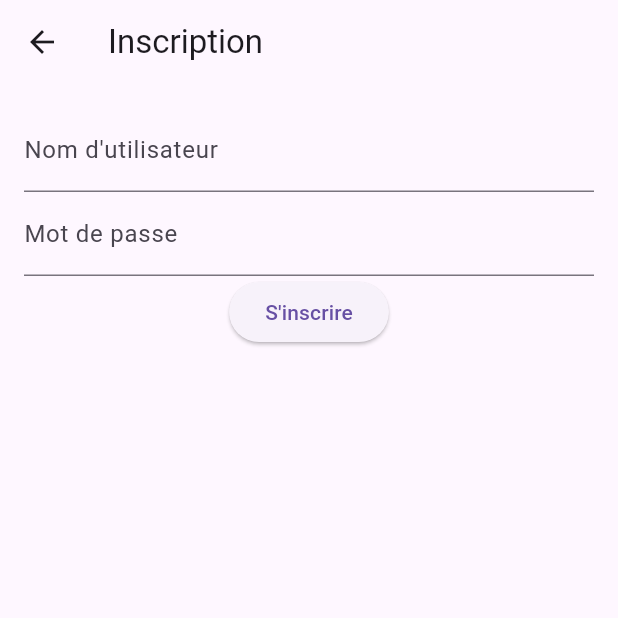
After one commit to SjEDDA95/pdf_in_flutter_andmore, a Flutter app: the screen it shows after launch, after a tap on "Créer un compte", on a phone screen of 412 x 824 dp, the top half of it. The commit adds this screen. Run offline on Flutter 3.47's test engine with Material 3 defaults, Android fonts, the phone set to English and light mode, and no system bars; our stand-ins replace pdf, shared_preferences; missing offline and left inert: open_document; network calls fail.

```diff
--- /dev/null
+++ b/lib/login_page.dart
@@ -0,0 +1,86 @@
+// login_page.dart
+import 'package:flutter/material.dart';
+import 'package:http/http.dart' as http;
+import 'package:pdf_gen/register_page.dart';
+import 'package:shared_preferences/shared_preferences.dart';
+import 'home_page.dart';
+import 'main.dart'; // Assurez-vous que c'est le bon chemin
+
+class LoginPage extends StatefulWidget {
+  const LoginPage({Key? key}) : super(key: key);
+
+  @override
+  _LoginPageState createState() => _LoginPageState();
+}
+
+class _LoginPageState extends State<LoginPage> {
+  final TextEditingController _usernameController = TextEditingController();
+  final TextEditingController _passwordController = TextEditingController();
+
+  Future<void> login() async {
+    final response = await http.post(
+      Uri.parse('http://10.0.2.2:3000/login'),
+      headers: {'Content-Type': 'application/json'},
+      body:
+          '{"username": "${_usernameController.text}", "password": "${_passwordController.text}"}',
+    );
+
+    if (response.statusCode == 200) {
+      // Connexion réussie
+      SharedPreferences prefs = await SharedPreferences.getInstance();
+      await prefs.setString('username', _usernameController.text);
+      ScaffoldMessenger.of(context).showSnackBar(
+        const SnackBar(content: Text('Connexion réussie')),
+      );
+      Navigator.pushReplacement(
+        context,
+        MaterialPageRoute(builder: (context) => const HomePage()),
+      );
+    } else {
+      // Erreur lors de la connexion
+      ScaffoldMessenger.of(context).showSnackBar(
+        SnackBar(content: Text('Erreur: ${response.body}')),
+      );
+    }
+  }
+
+  void navigateToRegister() {
+    Navigator.push(
+      context,
+      MaterialPageRoute(builder: (context) => const RegisterPage()),
+    );
+  }
+
+  @override
+  Widget build(BuildContext context) {
+    return Scaffold(
+        appBar: AppBar(
+          title: const Text('Connexion'),
+        ),
+        body: Padding(
+          padding: const EdgeInsets.all(16.0),
+          child: Column(
+            children: [
+              TextField(
+                controller: _usernameController,
+                decoration:
+                    const InputDecoration(labelText: 'Nom d\'utilisateur'),
+              ),
+              TextField(
+                controller: _passwordController,
+                decoration: const InputDecoration(labelText: 'Mot de passe'),
+                obscureText: true,
+              ),
+              ElevatedButton(
+                onPressed: login,
+                child: const Text('Se connecter'),
+              ),
+              TextButton(
+                onPressed: navigateToRegister,
+                child: const Text('Créer un compte'),
+              ),
+            ],
+          ),
+        ));
+  }
+}
--- a/lib/main.dart
+++ b/lib/main.dart
@@ -1,140 +1,49 @@
+// main.dart
 import 'package:flutter/material.dart';
-
-import 'invoice_service.dart';
-import 'model/product.dart';
+import 'package:shared_preferences/shared_preferences.dart';
+import 'home_page.dart';
+import 'login_page.dart';
 
 void main() {
   runApp(const MyApp());
 }
 
-class MyApp extends StatelessWidget {
+class MyApp extends StatefulWidget {
   const MyApp({Key? key}) : super(key: key);
 
-  // This widget is the root of your application.
+  @override
+  _MyAppState createState() => _MyAppState();
+}
+
+class _MyAppState extends State<MyApp> {
+  Widget _defaultHome = const LoginPage();
+
+  @override
+  void initState() {
+    super.initState();
+    _checkIfLoggedIn();
+  }
+
+  // Vérifier si l'utilisateur est connecté
+  void _checkIfLoggedIn() async {
+    SharedPreferences prefs = await SharedPreferences.getInstance();
+    String? username = prefs.getString('username');
+
+    if (username != null) {
+      setState(() {
+        _defaultHome = const HomePage();
+      });
+    }
+  }
+
   @override
   Widget build(BuildContext context) {
     return MaterialApp(
-      title: 'Flutter Demo',
+      title: 'Invoice App',
       theme: ThemeData(
         primarySwatch: Colors.blue,
       ),
-      home: const HomePage(),
+      home: _defaultHome,
     );
   }
 }
-
-class HomePage extends StatefulWidget {
-  const HomePage({Key? key}) : super(key: key);
-
-  @override
-  State<HomePage> createState() => _HomePageState();
-}
-
-class _HomePageState extends State<HomePage> {
-  final PdfInvoiceService service = PdfInvoiceService();
-  List<Product> products = [
-    Product("Membership", 9.99, 19),
-    Product("Nails", 0.30, 19),
-    Product("Hammer", 26.43, 19),
-    Product("Hamburger", 5.99, 7),
-  ];
-  int number = 0;
-
-  @override
-  Widget build(BuildContext context) {
-    return Scaffold(
-      appBar: AppBar(
-        title: const Text("Invoice Generator"),
-      ),
-      body: Padding(
-        padding: const EdgeInsets.all(8.0),
-        child: Column(
-          crossAxisAlignment: CrossAxisAlignment.center,
-          children: [
-            Expanded(
-              child: ListView.builder(
-                itemBuilder: (context, index) {
-                  final currentProduct = products[index];
-                  return Row(
-                    children: [
-                      Expanded(child: Text(currentProduct.name)),
-                      Expanded(
-                        child: Column(
-                          children: [
-                            Text(
-                                "Price: ${currentProduct.price.toStringAsFixed(2)} €"),
-                            Text(
-                                "VAT ${currentProduct.vatInPercent.toStringAsFixed(0)} %")
-                          ],
-                          crossAxisAlignment: CrossAxisAlignment.center,
-                        ),
-                      ),
-                      Expanded(
-                        child: Row(
-                          children: [
-                            Expanded(
-                              child: IconButton(
-                                onPressed: () {
-                                  setState(() => currentProduct.amount++);
-                                },
-                                icon: const Icon(Icons.add),
-                              ),
-                            ),
-                            Expanded(
-                              child: Text(
-                                currentProduct.amount.toString(),
-                                textAlign: TextAlign.center,
-                              ),
-                            ),
-                            Expanded(
-                              child: IconButton(
-                                onPressed: () {
-                                  setState(() => currentProduct.amount--);
-                                },
-                                icon: const Icon(Icons.remove),
-                              ),
-                            )
-                          ],
-                        ),
-                      )
-                    ],
-                  );
-                },
-                itemCount: products.length,
-              ),
-            ),
-            Row(
-              mainAxisAlignment: MainAxisAlignment.spaceBetween,
-              children: [const Text("VAT"), Text("${getVat()} €")],
-            ),
-            Row(
-              mainAxisAlignment: MainAxisAlignment.spaceBetween,
-              children: [const Text("Total"), Text("${getTotal()} €")],
-            ),
-            ElevatedButton(
-              onPressed: () async {
-                final data = await service.createInvoice(products);
-                service.savePdfFile("invoice_$number", data);
-                number++;
-              },
-              child: const Text("Create Invoice"),
-            ),
-          ],
-        ),
-      ),
-    );
-  }
-
-  getTotal() => products
-      .fold(0.0,
-          (double prev, element) => prev + (element.price * element.amount))
-      .toStringAsFixed(2);
-
-  getVat() => products
-      .fold(
-          0.0,
-          (double prev, element) =>
-              prev +
-              (element.price / 100 * element.vatInPercent * element.amount))
-      .toStringAsFixed(2);
-}
--- /dev/null
+++ b/lib/register_page.dart
@@ -0,0 +1,66 @@
+// register_page.dart
+import 'package:flutter/material.dart';
+import 'package:http/http.dart' as http;
+
+class RegisterPage extends StatefulWidget {
+  const RegisterPage({Key? key}) : super(key: key);
+
+  @override
+  _RegisterPageState createState() => _RegisterPageState();
+}
+
+class _RegisterPageState extends State<RegisterPage> {
+  final TextEditingController _usernameController = TextEditingController();
+  final TextEditingController _passwordController = TextEditingController();
+
+  Future<void> register() async {
+    final response = await http.post(
+      Uri.parse('http://10.0.2.2:3000/register'),
+      headers: {'Content-Type': 'application/json'},
+      body:
+          '{"username": "${_usernameController.text}", "password": "${_passwordController.text}"}',
+    );
+
+    if (response.statusCode == 200) {
+      // Inscription réussie
+      ScaffoldMessenger.of(context).showSnackBar(
+        const SnackBar(content: Text('Inscription réussie')),
+      );
+      Navigator.pop(context);
+    } else {
+      // Erreur lors de l'inscription
+      ScaffoldMessenger.of(context).showSnackBar(
+        SnackBar(content: Text('Erreur: ${response.body}')),
+      );
+    }
+  }
+
+  @override
+  Widget build(BuildContext context) {
+    return Scaffold(
+        appBar: AppBar(
+          title: const Text('Inscription'),
+        ),
+        body: Padding(
+          padding: const EdgeInsets.all(16.0),
+          child: Column(
+            children: [
+              TextField(
+                controller: _usernameController,
+                decoration:
+                    const InputDecoration(labelText: 'Nom d\'utilisateur'),
+              ),
+              TextField(
+                controller: _passwordController,
+                decoration: const InputDecoration(labelText: 'Mot de passe'),
+                obscureText: true,
+              ),
+              ElevatedButton(
+                onPressed: register,
+                child: const Text('S\'inscrire'),
+              ),
+            ],
+          ),
+        ));
+  }
+}
--- a/pubspec.yaml
+++ b/pubspec.yaml
@@ -39,6 +39,8 @@ dependencies:
   open_document: ^1.0.7
   path_provider: ^2.1.5
   permission_handler: ^10.2.0
+  http: ^1.2.2
+  shared_preferences: ^2.3.2
 
 dev_dependencies:
   flutter_test:
```
Also changed, not shown: lib/home_page.dart (added, +151 -0 lines), pubspec.lock, 1 other file.
